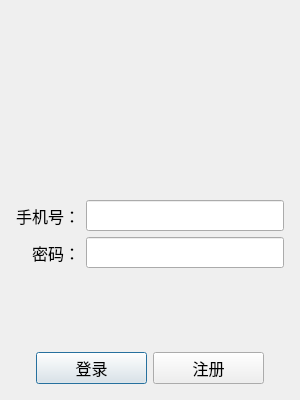
First picture: the form in client/src/login_dialog.ui, repository Devil-Alice/chatroom, before the edit.
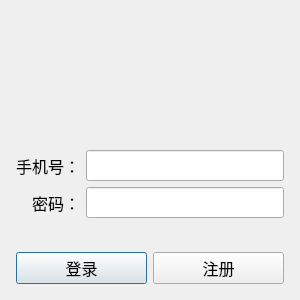
Second picture: the form after the edit. Icons and pictures are not drawn.

```diff
--- a/client/src/login_dialog.ui
+++ b/client/src/login_dialog.ui
@@ -7,7 +7,7 @@
     <x>0</x>
     <y>0</y>
     <width>300</width>
-    <height>400</height>
+    <height>300</height>
    </rect>
   </property>
   <property name="minimumSize">
@@ -27,7 +27,7 @@
   </property>
   <layout class="QVBoxLayout" name="verticalLayout_2">
    <item>
-    <layout class="QVBoxLayout" name="verticalLayout_1">
+    <layout class="QVBoxLayout" name="verticalLayout_1" stretch="0,1,0">
      <property name="leftMargin">
       <number>5</number>
      </property>
@@ -82,6 +82,12 @@
        </property>
        <item row="0" column="0">
         <widget class="QLabel" name="label">
+         <property name="font">
+          <font>
+           <family>微软雅黑</family>
+           <pointsize>12</pointsize>
+          </font>
+         </property>
          <property name="text">
           <string>手机号：</string>
          </property>
@@ -89,6 +95,12 @@
        </item>
        <item row="0" column="1">
         <widget class="QLineEdit" name="text_phone">
+         <property name="font">
+          <font>
+           <family>微软雅黑</family>
+           <pointsize>12</pointsize>
+          </font>
+         </property>
          <property name="styleSheet">
           <string notr="true"/>
          </property>
@@ -96,26 +108,45 @@
        </item>
        <item row="1" column="0">
         <widget class="QLabel" name="label_2">
+         <property name="font">
+          <font>
+           <family>微软雅黑</family>
+           <pointsize>12</pointsize>
+          </font>
+         </property>
          <property name="text">
           <string>密码：</string>
          </property>
         </widget>
        </item>
        <item row="1" column="1">
-        <widget class="QLineEdit" name="text_password"/>
+        <widget class="QLineEdit" name="text_password">
+         <property name="font">
+          <font>
+           <family>微软雅黑</family>
+           <pointsize>12</pointsize>
+          </font>
+         </property>
+        </widget>
        </item>
       </layout>
      </item>
      <item>
       <layout class="QHBoxLayout" name="horizontalLayout">
        <property name="leftMargin">
-        <number>20</number>
+        <number>0</number>
        </property>
        <property name="rightMargin">
-        <number>20</number>
+        <number>0</number>
        </property>
        <item>
         <widget class="QPushButton" name="btn_login">
+         <property name="font">
+          <font>
+           <family>微软雅黑</family>
+           <pointsize>12</pointsize>
+          </font>
+         </property>
          <property name="text">
           <string>登录</string>
          </property>
@@ -123,6 +154,12 @@
        </item>
        <item>
         <widget class="QPushButton" name="btn_register">
+         <property name="font">
+          <font>
+           <family>微软雅黑</family>
+           <pointsize>12</pointsize>
+          </font>
+         </property>
          <property name="text">
           <string>注册</string>
          </property>
```
Left out of the diff: 6 changed lines with no effect on the pictures.
